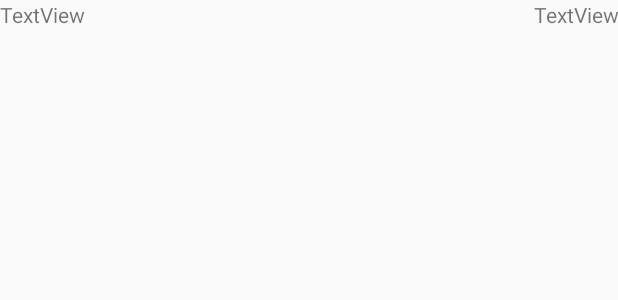
After one commit to hsing013/Atlas_Word_Game, an Android app: the layout leaderboard_list.xml on its own in the app's theme, with its tools: preview values and no code run, on a phone screen of 412 x 824 dp. The commit adds this screen. Shown: the top 300 px of the screen. Run offline under Robolectric (Android 15) with nearby library versions, the phone set to English and light mode, and no system bars.

Commit message:
Leaderboard Tab Update
Created LeaderboardAdapter to use a custom list view in the leaderboard tab.

```diff
--- a/Atlas/app/src/main/java/com/example/harsh101/atlas/LeaderboardUser.java
+++ b/Atlas/app/src/main/java/com/example/harsh101/atlas/LeaderboardUser.java
@@ -1,10 +1,13 @@
 package com.example.harsh101.atlas;
 
 public class LeaderboardUser extends Person {
+    private int achievements;
+
     public LeaderboardUser() {
     }
 
     public LeaderboardUser(String newName, int newPoints, int newAchievements) {
-        super(newName, newPoints, newAchievements);
+        super(newName, newPoints);
+        achievements = newAchievements;
     }
 }
--- a/Atlas/app/src/main/java/com/example/harsh101/atlas/Person.java
+++ b/Atlas/app/src/main/java/com/example/harsh101/atlas/Person.java
@@ -11,7 +11,7 @@ public class Person {
 
     }
 
-    public Person(String newName, int newPoints, int newAchievements){
+    public Person(String newName, int newPoints){
         name = newName;
         numPoints = newPoints;
     }
--- /dev/null
+++ b/Atlas/app/src/main/res/layout/leaderboard_list.xml
@@ -0,0 +1,22 @@
+<?xml version="1.0" encoding="utf-8"?>
+<LinearLayout xmlns:android="http://schemas.android.com/apk/res/android"
+    xmlns:tools="http://schemas.android.com/tools"
+    android:layout_width="match_parent"
+    android:layout_height="match_parent">
+
+    <TextView
+        android:id="@+id/textView1"
+        android:layout_width="265dp"
+        android:layout_height="wrap_content"
+        android:layout_weight="1"
+        android:gravity="left"
+        android:text="TextView" />
+
+    <TextView
+        android:id="@+id/textView2"
+        android:layout_width="wrap_content"
+        android:layout_height="wrap_content"
+        android:layout_weight="1"
+        android:gravity="right"
+        android:text="TextView" />
+</LinearLayout>
```
Also changed, not shown: Atlas/app/src/main/java/com/example/harsh101/atlas/LeaderboardAdapter.java (added, +47 -0 lines), Atlas/app/src/main/java/com/example/harsh101/atlas/LeaderboardFrag.java (+17 -20 lines), Atlas/app/src/main/java/com/example/harsh101/atlas/MainActivity.java (+17 -2 lines).
